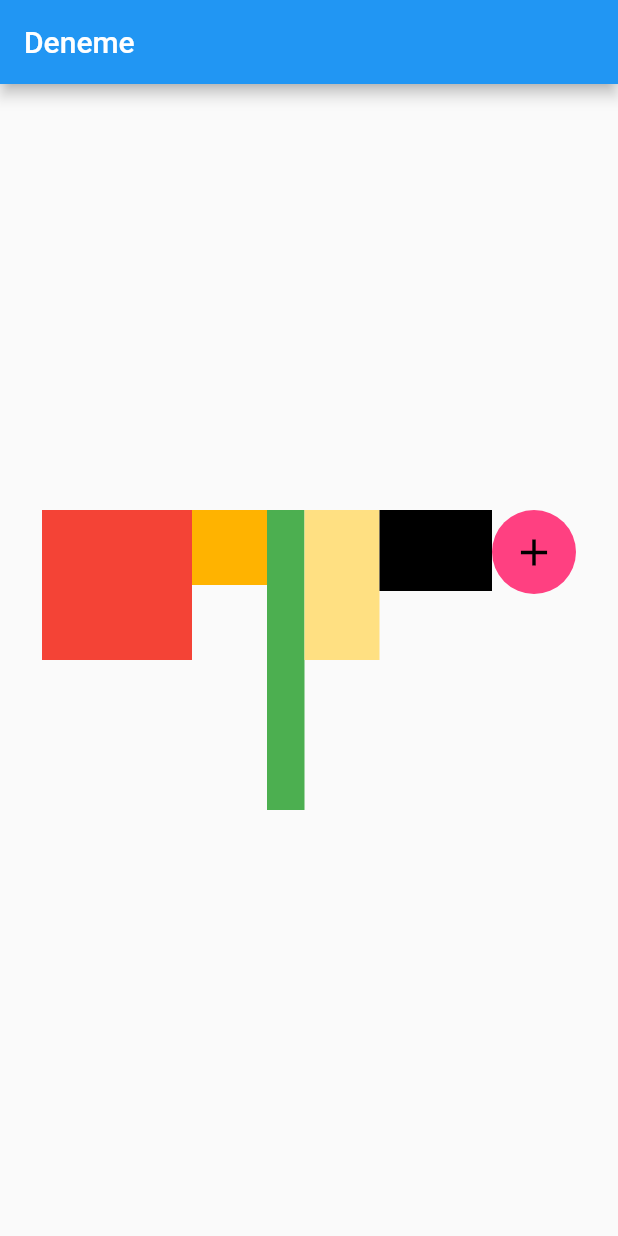
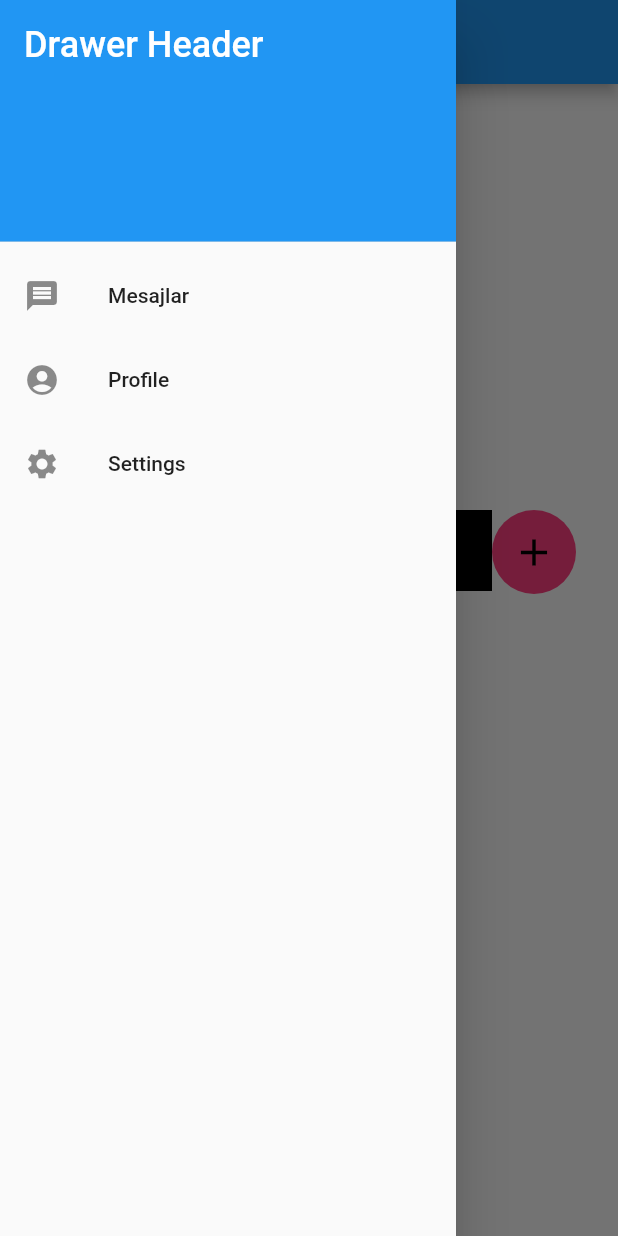
Before and after one commit to Prometya/Flutter-Ders, a Flutter app: the screen it shows after launch, with the side drawer open (before the commit the screen has no drawer), on a phone screen of 412 x 824 dp. Run offline on Flutter 3.47's test engine with Material 2 defaults, Android fonts, the phone set to English and light mode, and no system bars.

Commit message:
Main dart 16.11.22

```diff
--- a/lib/main.dart
+++ b/lib/main.dart
@@ -35,6 +35,37 @@ class _MyHomePageState extends State<MyHomePage> {
       appBar: AppBar(
         title: Text("Deneme"),
       ),
+      drawer: Drawer(
+        child: ListView(
+          padding: EdgeInsets.zero,
+          children: const <Widget>[
+            DrawerHeader(
+              decoration: BoxDecoration(
+                color: Colors.blue,
+              ),
+              child: Text(
+                'Drawer Header',
+                style: TextStyle(
+                  color: Colors.white,
+                  fontSize: 24,
+                ),
+              ),
+            ),
+            ListTile(
+              leading: Icon(Icons.message),
+              title: Text('Mesajlar'),
+            ),
+            ListTile(
+              leading: Icon(Icons.account_circle),
+              title: Text('Profile'),
+            ),
+            ListTile(
+              leading: Icon(Icons.settings),
+              title: Text('Settings'),
+            ),
+          ],
+        ),
+      ),
       body: Center(
         child: Row(
           mainAxisAlignment: MainAxisAlignment.center,
```
